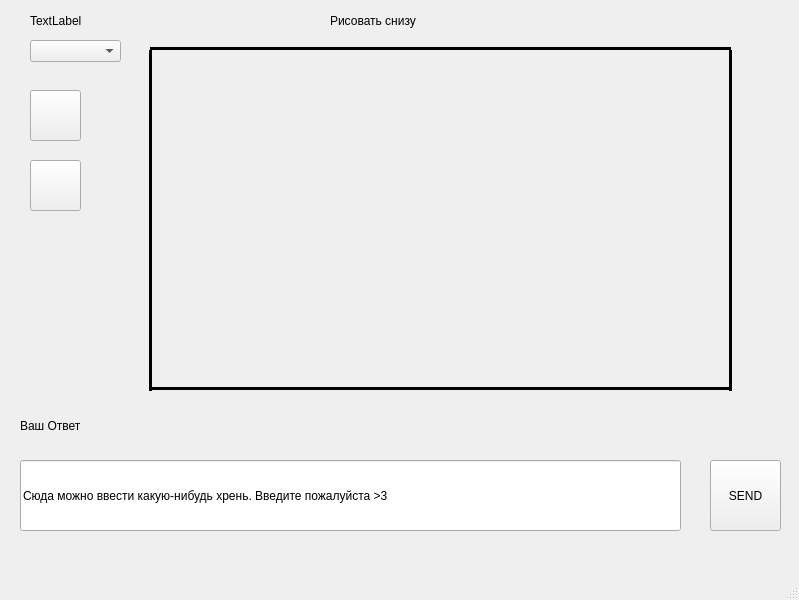
Above: gameplayDesign.ui from Cr0wley69/Crock before the change. Below: the same form after it.
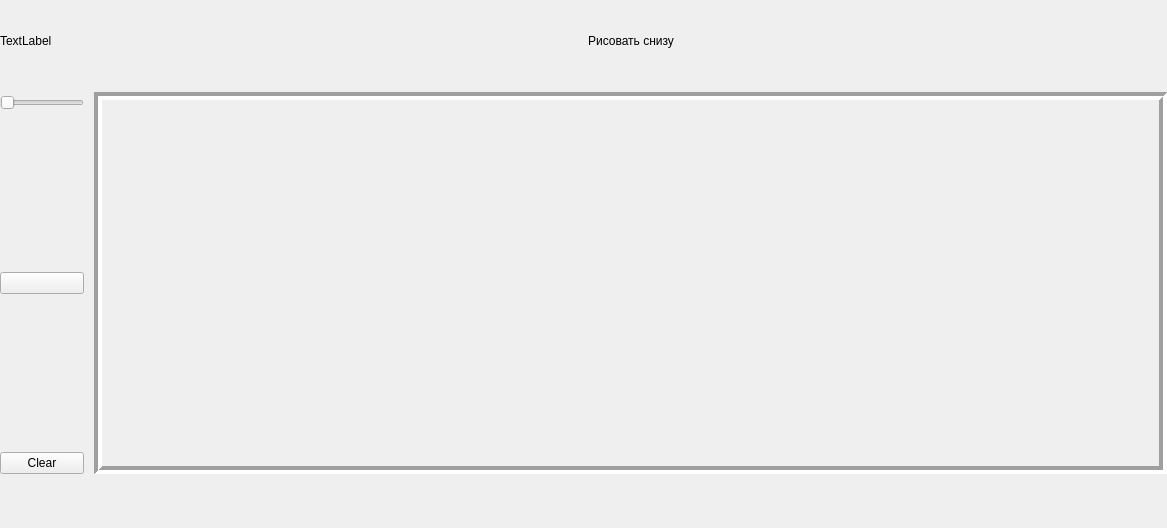
That is the form after the change.

What changed in the file:
```diff
--- a/gameplayDesign.ui
+++ b/gameplayDesign.ui
@@ -6,203 +6,136 @@
    <rect>
     <x>0</x>
     <y>0</y>
-    <width>799</width>
-    <height>600</height>
+    <width>1167</width>
+    <height>528</height>
    </rect>
   </property>
   <property name="windowTitle">
    <string>MainWindow</string>
   </property>
   <widget class="QWidget" name="centralwidget">
-   <widget class="QLineEdit" name="TextToSend">
-    <property name="geometry">
-     <rect>
-      <x>20</x>
-      <y>460</y>
-      <width>661</width>
-      <height>71</height>
-     </rect>
+   <property name="sizePolicy">
+    <sizepolicy hsizetype="Preferred" vsizetype="Preferred">
+     <horstretch>0</horstretch>
+     <verstretch>0</verstretch>
+    </sizepolicy>
+   </property>
+   <property name="focusPolicy">
+    <enum>Qt::ClickFocus</enum>
+   </property>
+   <property name="contextMenuPolicy">
+    <enum>Qt::NoContextMenu</enum>
+   </property>
+   <property name="layoutDirection">
+    <enum>Qt::LeftToRight</enum>
+   </property>
+   <layout class="QGridLayout" name="gridLayout_3" rowstretch="0,0,0,0" columnstretch="0,0,0,0" rowminimumheight="0,0,250,0" columnminimumwidth="10,0,700,0">
+    <property name="sizeConstraint">
+     <enum>QLayout::SetDefaultConstraint</enum>
     </property>
-    <property name="text">
-     <string>Сюда можно ввести какую-нибудь хрень. Введите пожалуйста &gt;3</string>
+    <property name="leftMargin">
+     <number>0</number>
     </property>
-   </widget>
-   <widget class="QPushButton" name="sendButton">
-    <property name="geometry">
-     <rect>
-      <x>710</x>
-      <y>460</y>
-      <width>71</width>
-      <height>71</height>
-     </rect>
+    <property name="topMargin">
+     <number>0</number>
     </property>
-    <property name="text">
-     <string>SEND</string>
+    <property name="rightMargin">
+     <number>0</number>
     </property>
-   </widget>
-   <widget class="QLabel" name="uselessLabel">
-    <property name="geometry">
-     <rect>
-      <x>330</x>
-      <y>0</y>
-      <width>91</width>
-      <height>41</height>
-     </rect>
+    <property name="bottomMargin">
+     <number>0</number>
     </property>
-    <property name="text">
-     <string>Рисовать снизу</string>
+    <property name="spacing">
+     <number>10</number>
     </property>
-   </widget>
-   <widget class="QComboBox" name="combo">
-    <property name="geometry">
-     <rect>
-      <x>30</x>
-      <y>40</y>
-      <width>91</width>
-      <height>22</height>
-     </rect>
-    </property>
-   </widget>
-   <widget class="QLabel" name="size_text">
-    <property name="geometry">
-     <rect>
-      <x>30</x>
-      <y>10</y>
-      <width>81</width>
-      <height>21</height>
-     </rect>
-    </property>
-    <property name="text">
-     <string>TextLabel</string>
-    </property>
-   </widget>
-   <widget class="QPushButton" name="blc">
-    <property name="geometry">
-     <rect>
-      <x>30</x>
-      <y>90</y>
-      <width>51</width>
-      <height>51</height>
-     </rect>
-    </property>
-    <property name="text">
-     <string/>
-    </property>
-   </widget>
-   <widget class="QPushButton" name="wht">
-    <property name="geometry">
-     <rect>
-      <x>30</x>
-      <y>160</y>
-      <width>51</width>
-      <height>51</height>
-     </rect>
-    </property>
-    <property name="text">
-     <string/>
-    </property>
-   </widget>
-   <widget class="Line" name="line">
-    <property name="geometry">
-     <rect>
-      <x>150</x>
-      <y>40</y>
-      <width>581</width>
-      <height>16</height>
-     </rect>
-    </property>
-    <property name="frameShadow">
-     <enum>QFrame::Plain</enum>
-    </property>
-    <property name="lineWidth">
-     <number>3</number>
-    </property>
-    <property name="orientation">
-     <enum>Qt::Horizontal</enum>
-    </property>
-   </widget>
-   <widget class="Line" name="line_2">
-    <property name="windowModality">
-     <enum>Qt::ApplicationModal</enum>
-    </property>
-    <property name="geometry">
-     <rect>
-      <x>140</x>
-      <y>50</y>
-      <width>20</width>
-      <height>341</height>
-     </rect>
-    </property>
-    <property name="frameShadow">
-     <enum>QFrame::Plain</enum>
-    </property>
-    <property name="lineWidth">
-     <number>3</number>
-    </property>
-    <property name="orientation">
-     <enum>Qt::Vertical</enum>
-    </property>
-   </widget>
-   <widget class="Line" name="line_3">
-    <property name="geometry">
-     <rect>
-      <x>720</x>
-      <y>50</y>
-      <width>20</width>
-      <height>341</height>
-     </rect>
-    </property>
-    <property name="frameShadow">
-     <enum>QFrame::Plain</enum>
-    </property>
-    <property name="lineWidth">
-     <number>3</number>
-    </property>
-    <property name="orientation">
-     <enum>Qt::Vertical</enum>
-    </property>
-   </widget>
-   <widget class="Line" name="line_4">
-    <property name="geometry">
-     <rect>
-      <x>150</x>
-      <y>380</y>
-      <width>581</width>
-      <height>16</height>
-     </rect>
-    </property>
-    <property name="frameShadow">
-     <enum>QFrame::Plain</enum>
-    </property>
-    <property name="lineWidth">
-     <number>3</number>
-    </property>
-    <property name="orientation">
-     <enum>Qt::Horizontal</enum>
-    </property>
-   </widget>
-   <widget class="QLabel" name="Answer">
-    <property name="geometry">
-     <rect>
-      <x>20</x>
-      <y>400</y>
-      <width>271</width>
-      <height>51</height>
-     </rect>
-    </property>
-    <property name="frameShape">
-     <enum>QFrame::NoFrame</enum>
-    </property>
-    <property name="lineWidth">
-     <number>1</number>
-    </property>
-    <property name="text">
-     <string>Ваш Ответ</string>
-    </property>
-    <property name="scaledContents">
-     <bool>false</bool>
-    </property>
-   </widget>
+    <item row="0" column="0">
+     <widget class="QLabel" name="size_text">
+      <property name="sizePolicy">
+       <sizepolicy hsizetype="Preferred" vsizetype="Maximum">
+        <horstretch>0</horstretch>
+        <verstretch>0</verstretch>
+       </sizepolicy>
+      </property>
+      <property name="text">
+       <string>TextLabel</string>
+      </property>
+     </widget>
+    </item>
+    <item row="3" column="0">
+     <widget class="QPushButton" name="Clear">
+      <property name="text">
+       <string>Clear</string>
+      </property>
+     </widget>
+    </item>
+    <item row="1" column="1" rowspan="3" colspan="3">
+     <widget class="QFrame" name="frame">
+      <property name="frameShape">
+       <enum>QFrame::Box</enum>
+      </property>
+      <property name="frameShadow">
+       <enum>QFrame::Sunken</enum>
+      </property>
+      <property name="lineWidth">
+       <number>4</number>
+      </property>
+     </widget>
+    </item>
+    <item row="0" column="2">
+     <widget class="QLabel" name="uselessLabel">
+      <property name="sizePolicy">
+       <sizepolicy hsizetype="Minimum" vsizetype="Maximum">
+        <horstretch>0</horstretch>
+        <verstretch>2</verstretch>
+       </sizepolicy>
+      </property>
+      <property name="contextMenuPolicy">
+       <enum>Qt::PreventContextMenu</enum>
+      </property>
+      <property name="text">
+       <string>Рисовать снизу</string>
+      </property>
+      <property name="alignment">
+       <set>Qt::AlignCenter</set>
+      </property>
+     </widget>
+    </item>
+    <item row="2" column="0">
+     <widget class="QPushButton" name="clr">
+      <property name="text">
+       <string/>
+      </property>
+     </widget>
+    </item>
+    <item row="1" column="0">
+     <widget class="QSlider" name="horizontalSlider">
+      <property name="sizePolicy">
+       <sizepolicy hsizetype="Fixed" vsizetype="Fixed">
+        <horstretch>0</horstretch>
+        <verstretch>0</verstretch>
+       </sizepolicy>
+      </property>
+      <property name="maximumSize">
+       <size>
+        <width>16777215</width>
+        <height>22</height>
+       </size>
+      </property>
+      <property name="maximum">
+       <number>10</number>
+      </property>
+      <property name="pageStep">
+       <number>1</number>
+      </property>
+      <property name="tracking">
+       <bool>true</bool>
+      </property>
+      <property name="orientation">
+       <enum>Qt::Horizontal</enum>
+      </property>
+     </widget>
+    </item>
+   </layout>
   </widget>
   <widget class="QMenuBar" name="menubar">
    <property name="geometry">
@@ -214,7 +147,11 @@
     </rect>
    </property>
   </widget>
-  <widget class="QStatusBar" name="statusbar"/>
+  <widget class="QStatusBar" name="statusbar">
+   <property name="sizeGripEnabled">
+    <bool>false</bool>
+   </property>
+  </widget>
  </widget>
  <resources/>
  <connections/>
```
Left out of the diff: 5 changed lines with no effect on the pictures.
